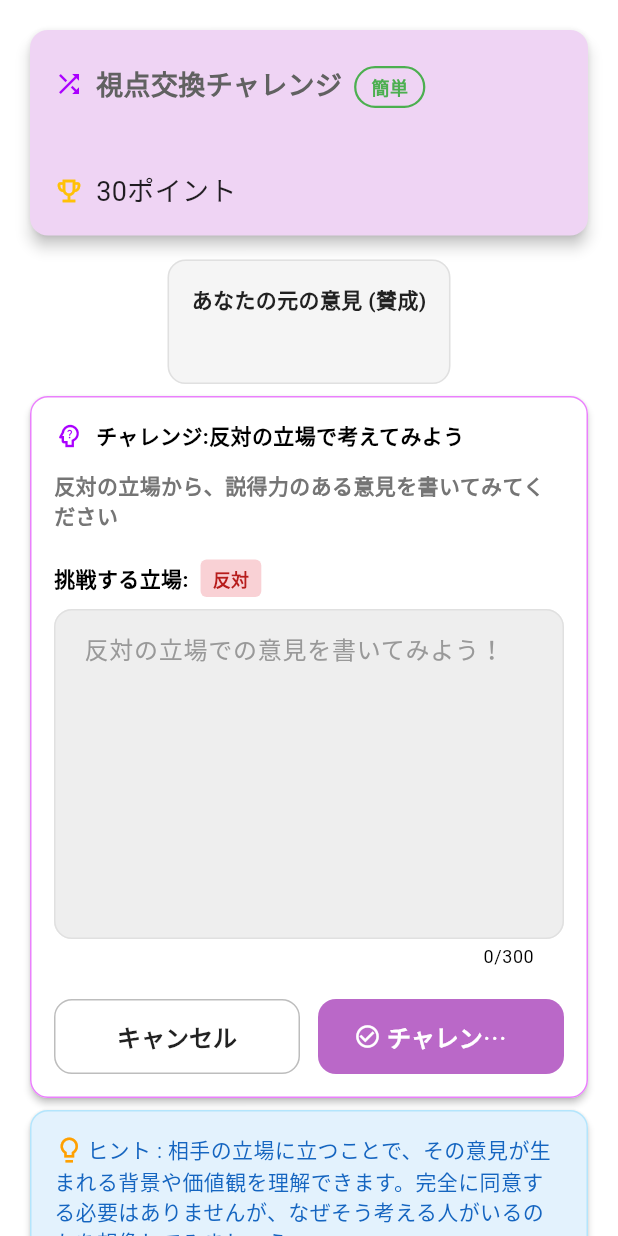
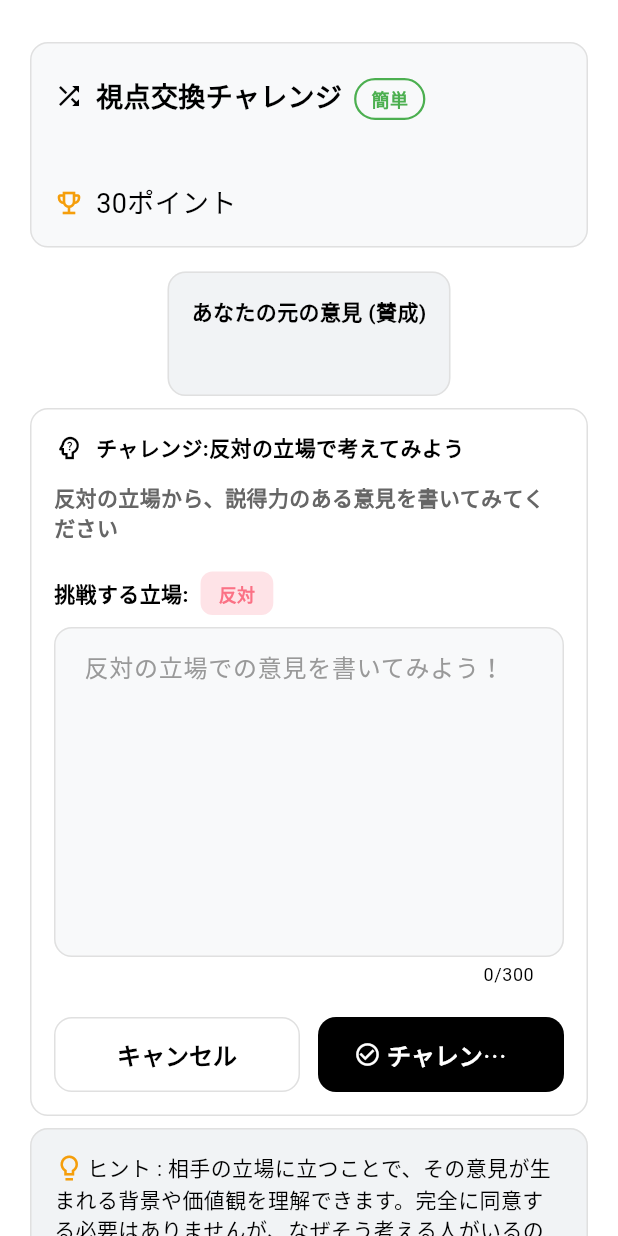
Before and after one commit to oto1720/2025_tyarekyara, a Flutter app: the ChallengeDetailPage screen opened directly with empty values, on a phone screen of 412 x 824 dp. Run offline on Flutter 3.47's test engine with Material 3 defaults, Android fonts, the phone set to English and light mode, and no system bars; our stand-ins replace cloud_firestore, cloud_functions, device_preview, firebase_auth, firebase_core, firebase_storage and 10 more; missing offline and left inert: liquid_glass_renderer; accounts and stored records are empty.

Commit message:
ref:challengeの画面のuiを統一

```diff
--- a/lib/feature/challenge/presentaion/pages/challenge_detail.dart
+++ b/lib/feature/challenge/presentaion/pages/challenge_detail.dart
@@ -2,7 +2,7 @@ import 'package:flutter/material.dart';
 import 'package:tyarekyara/feature/challenge/models/challenge_model.dart';
 import 'package:tyarekyara/feature/challenge/presentaion/widgets/difficultry_budge.dart';
 import 'package:go_router/go_router.dart';
-import 'package:tyarekyara/feature/challenge/presentaion/widgets/challenge_card.dart';
+import 'package:tyarekyara/core/constants/app_colors.dart';
 
 class ChallengeDetailPage extends StatefulWidget {
   // どのチャレンジかを受け取るためのID
@@ -31,17 +31,18 @@ class _ChallengeDetailPageState extends State<ChallengeDetailPage> {
   @override
   Widget build(BuildContext context) {
     return Scaffold(
-      // appBar: AppBar(title: Text('チャレンジ詳細 (ID: ${widget.challenge.id})')),
-      body: SingleChildScrollView(
+      body: SafeArea(
+        child: SingleChildScrollView(
           child: Padding(
-          padding: const EdgeInsets.all(16.0),
+            padding: const EdgeInsets.fromLTRB(16.0, 24.0, 16.0, 16.0),
             child: Column(
               children: [
                 Card(
-                color: const Color.fromARGB(255, 239, 212, 244),
-                elevation: 4.0, // 影の濃さ
+                color: AppColors.surface,
+                elevation: 0,
                 shape: RoundedRectangleBorder(
-                  borderRadius: BorderRadius.circular(12.0), // カードの角の丸み
+                  borderRadius: BorderRadius.circular(12.0),
+                  side: const BorderSide(color: AppColors.border),
                 ),
                 child: Padding(
                   padding: const EdgeInsets.all(16.0), // カード内部の余白
@@ -53,19 +54,18 @@ class _ChallengeDetailPageState extends State<ChallengeDetailPage> {
                         children: [
                           // 1. アイコンを表示
                           Icon(
-                            Icons.shuffle, // お好きなアイコンに変更してください
-                            color: Colors.purpleAccent[700],
-                            size: 20, // アイコンのサイズ
+                            Icons.shuffle,
+                            color: AppColors.primary,
+                            size: 20,
                           ),
-                          const SizedBox(width: 8), // アイコンとテキストの間隔
-                          // 2. 説明テキスト
+                          const SizedBox(width: 8),
                           Flexible(
                             child: Text(
-                              '視点交換チャレンジ', // もっと長い説明
+                              '視点交換チャレンジ',
                               style: TextStyle(
                                 fontSize: 18,
                                 fontWeight: FontWeight.bold,
-                                color: Colors.grey[700],
+                                color: AppColors.textPrimary,
                               ),
                               overflow: TextOverflow.ellipsis,
                             ),
@@ -86,18 +86,18 @@ class _ChallengeDetailPageState extends State<ChallengeDetailPage> {
                         style: const TextStyle(
                           fontSize: 18,
                           fontWeight: FontWeight.bold,
-                          color: Colors.black, // 少し薄い色に
+                          color: AppColors.textPrimary,
                         ),
                         maxLines: 3,
                         overflow: TextOverflow.ellipsis,
                       ),
-                      const SizedBox(height: 8), // 少し間隔をあける
+                      const SizedBox(height: 8),
                       Row(
                         children: [
                           const Icon(
-                            Icons.emoji_events_outlined, // お好きなアイコンに変更してください
-                            color: Colors.amber,
-                            size: 20, // アイコンのサイズ
+                            Icons.emoji_events_outlined,
+                            color: AppColors.difficultyNormal,
+                            size: 20,
                           ),
                           const SizedBox(width: 8),
                           Flexible(
@@ -105,7 +105,7 @@ class _ChallengeDetailPageState extends State<ChallengeDetailPage> {
                               '${widget.challenge.difficulty.points}ポイント',
                               style: const TextStyle(
                                 fontSize: 18,
-                                color: Colors.black87, // 少し薄い色に
+                                color: AppColors.textPrimary,
                               ),
                               overflow: TextOverflow.ellipsis,
                             ),
@@ -120,11 +120,11 @@ class _ChallengeDetailPageState extends State<ChallengeDetailPage> {
               const SizedBox(height: 8),
               //元の意見表示のカード
               Card(
-                elevation: 0, // 影をなくす
-                  color: Colors.grey[100], // 背景色を少し変える
+                elevation: 0,
+                color: AppColors.surfaceVariant,
                 shape: RoundedRectangleBorder(
                   borderRadius: BorderRadius.circular(12.0),
-                    side: BorderSide(color: Colors.grey[300]!), // 薄い枠線
+                  side: const BorderSide(color: AppColors.border),
                 ),
                   child: Padding(
                     padding: const EdgeInsets.all(16.0),
@@ -133,21 +133,21 @@ class _ChallengeDetailPageState extends State<ChallengeDetailPage> {
                       children: [
                         Text(
                           'あなたの元の意見 (${widget.challenge.stance == Stance.pro ? "賛成" : "反対"})',
-                          style: TextStyle(
+                          style: const TextStyle(
                             fontSize: 14,
                             fontWeight: FontWeight.bold,
-                            color: Colors.grey[900],
+                            color: AppColors.textPrimary,
                           ),
                           maxLines: 2,
                           overflow: TextOverflow.ellipsis,
                         ),
                         const SizedBox(height: 8),
                         Text(
-                          widget.challenge.originalOpinionText, // 仮のデータから本文を表示
-                          style: TextStyle(
+                          widget.challenge.originalOpinionText,
+                          style: const TextStyle(
                             fontSize: 15,
-                            color: Colors.grey[800],
-                            height: 1.5, // 行間
+                            color: AppColors.textPrimary,
+                            height: 1.5,
                           ),
                         ),
                       ],
@@ -159,10 +159,10 @@ class _ChallengeDetailPageState extends State<ChallengeDetailPage> {
               Form(
                 key: _formKey,
                 child: Card(
-                    elevation: 2.0, // 少し影をつける
+                  elevation: 0,
                   shape: RoundedRectangleBorder(
                     borderRadius: BorderRadius.circular(12.0),
-                      side: BorderSide(color: Colors.purpleAccent[100]!,width: 1.0), // 薄い枠線
+                    side: const BorderSide(color: AppColors.border, width: 1.0),
                   ),
                     child: Padding(
                       padding: const EdgeInsets.all(16.0),
@@ -172,10 +172,10 @@ class _ChallengeDetailPageState extends State<ChallengeDetailPage> {
                           // 挑戦する側の立場を表示
                           Row(
                             children: [
-                              Icon(
-                                Icons.psychology_alt_outlined, // お好きなアイコンに変更してください
-                                color: Colors.purpleAccent[700],
-                                size: 20, // アイコンのサイズ
+                              const Icon(
+                                Icons.psychology_alt_outlined,
+                                color: AppColors.primary,
+                                size: 20,
                               ),
                               const SizedBox(width: 8),
                               const Flexible(
@@ -184,7 +184,7 @@ class _ChallengeDetailPageState extends State<ChallengeDetailPage> {
                                   style: TextStyle(
                                     fontSize: 14,
                                     fontWeight: FontWeight.bold,
-                                    color: Colors.black, // テーマの色
+                                    color: AppColors.textPrimary,
                                   ),
                                   overflow: TextOverflow.ellipsis,
                                 ),
@@ -194,10 +194,10 @@ class _ChallengeDetailPageState extends State<ChallengeDetailPage> {
                           const SizedBox(height: 12),
                           Text(
                             '反対の立場から、説得力のある意見を書いてみてください',
-                                style: TextStyle(
+                            style: const TextStyle(
                               fontSize: 14,
                               fontWeight: FontWeight.bold,
-                                  color: Colors.grey[600], // テーマの色
+                              color: AppColors.textSecondary,
                             ),
                             maxLines: 2,
                             overflow: TextOverflow.ellipsis,
@@ -217,15 +217,14 @@ class _ChallengeDetailPageState extends State<ChallengeDetailPage> {
                                 ),
                               ),
                               const SizedBox(width: 8),
-                              // 7. _buildStanceTag を呼び出す
                               buildStanceTag(
                                 widget.challenge.stance == Stance.pro ? '反対' : '賛成',
                                 widget.challenge.stance == Stance.pro
-                                    ? const Color.fromARGB(255, 249, 209, 213)
-                                    : const Color.fromARGB(255, 214, 241, 215),
+                                    ? AppColors.disagree.withOpacity(0.2)
+                                    : AppColors.agree.withOpacity(0.2),
                                 widget.challenge.stance == Stance.pro
-                                    ? Colors.red[900]!
-                                    : Colors.green[900]!,
+                                    ? AppColors.disagree
+                                    : AppColors.agree,
                               ),
                             ],
                           ),
@@ -253,16 +252,15 @@ class _ChallengeDetailPageState extends State<ChallengeDetailPage> {
 
                             decoration: InputDecoration(
                               filled: true,
-                              fillColor: Colors.grey[200],
-
+                              fillColor: AppColors.surface,
                               hintText: '${widget.challenge.stance == Stance.pro ? "反対" : "賛成"}の立場での意見を書いてみよう！',
                               border: OutlineInputBorder(
                                 borderRadius: BorderRadius.circular(12.0),
-                                borderSide: BorderSide(color: Colors.grey[300]!),
+                                borderSide: const BorderSide(color: AppColors.border),
                               ),
-                              enabledBorder: OutlineInputBorder( // 通常時の枠線
+                              enabledBorder: OutlineInputBorder(
                                 borderRadius: BorderRadius.circular(12.0),
-                                borderSide: BorderSide(color: Colors.grey[300]!),
+                                borderSide: const BorderSide(color: AppColors.border),
                               ),
                             ),
                             // ↓↓↓ 13. バリデーター（100文字チェック）を追加
@@ -289,30 +287,29 @@ class _ChallengeDetailPageState extends State<ChallengeDetailPage> {
                                     shape: RoundedRectangleBorder(
                                       borderRadius: BorderRadius.circular(12),
                                     ),
-                                    side: BorderSide(color: Colors.grey[400]!), // 枠線の色
+                                    side: const BorderSide(color: AppColors.border),
                                   ),
                                   onPressed: () {
-                                    // キャンセルボタンが押された時の処理
                                     print('キャンセルボタンが押されました');
-                                    GoRouter.of(context).pop(null); // 前の画面に戻る
+                                    GoRouter.of(context).pop(null);
                                   },
                                   child: const Text(
                                     'キャンセル',
                                     style: TextStyle(
                                       fontSize: 16,
                                       fontWeight: FontWeight.bold,
-                                      color: Colors.black87,
+                                      color: AppColors.textPrimary,
                                     ),
                                   ),
                                 ),
                               ),
-                              const SizedBox(width: 12), // ボタン同士の間隔
+                              const SizedBox(width: 12),
                               Expanded(
                                 child: ElevatedButton(
                                   style: ElevatedButton.styleFrom(
-                                    backgroundColor: Colors.purple[300],
-                                    foregroundColor: Colors.white,
-                                    minimumSize: const Size(double.infinity, 50), // 横幅いっぱい、高さ50
+                                    backgroundColor: AppColors.primary,
+                                    foregroundColor: AppColors.textOnPrimary,
+                                    minimumSize: const Size(double.infinity, 50),
                                     shape: RoundedRectangleBorder(
                                       borderRadius: BorderRadius.circular(12),
                                     ),
@@ -364,45 +361,66 @@ class _ChallengeDetailPageState extends State<ChallengeDetailPage> {
               ),
               //ヒントカード
               Card(
-                elevation: 2.0,
-                color: Colors.blue[50],
+                elevation: 0,
+                color: AppColors.surfaceVariant,
                 shape: RoundedRectangleBorder(
-                  side: BorderSide(color: Colors.lightBlue[100]!,width: 1.0), // 薄い枠線
+                  side: const BorderSide(color: AppColors.border, width: 1.0),
                   borderRadius: BorderRadius.circular(12.0),
                 ),
-                child: Padding(padding: const EdgeInsets.all(16.0),
+                child: Padding(
+                  padding: const EdgeInsets.all(16.0),
                   child: Text.rich(
                     TextSpan(
                       children: [
                         WidgetSpan(
-                          alignment: PlaceholderAlignment.middle, // アイコンを中央揃え
-                          child: Icon(
+                          alignment: PlaceholderAlignment.middle,
+                          child: const Icon(
                             Icons.lightbulb_outline_sharp,
-                            color: Colors.amber[700],
+                            color: AppColors.difficultyNormal,
                             size: 20,
                           ),
                         ),
                         const WidgetSpan(
-                          child: SizedBox(width: 2), // アイコンとテキストの間隔
+                          child: SizedBox(width: 2),
                         ),
                         TextSpan(
                           text: 'ヒント : 相手の立場に立つことで、その意見が生まれる背景や価値観を理解できます。完全に同意する必要はありませんが、なぜそう考える人がいるのかを想像してみましょう。',
-                          style: TextStyle(
+                          style: const TextStyle(
                             fontSize: 14,
-                            color: Colors.blue[800],
+                            color: AppColors.textPrimary,
                           ),
                         ),
                       ],
-
                     ),
                     maxLines: 5,
                     overflow: TextOverflow.ellipsis,
-                ))
+                  ),
+                ),
               )
               ],
             ),
           ),
         ),
+      ),
+    );
+  }
+
+  /// スタンスタグを構築するメソッド
+  Widget buildStanceTag(String text, Color backgroundColor, Color textColor) {
+    return Container(
+      padding: const EdgeInsets.symmetric(horizontal: 12, vertical: 6),
+      decoration: BoxDecoration(
+        color: backgroundColor,
+        borderRadius: BorderRadius.circular(8),
+      ),
+      child: Text(
+        text,
+        style: TextStyle(
+          fontSize: 12,
+          fontWeight: FontWeight.bold,
+          color: textColor,
+        ),
+      ),
     );
   }
 }
```
Also changed, not shown: lib/core/route/app_router.dart (+20 -1 lines), lib/feature/challenge/models/challenge_model.dart (+15 -4 lines), lib/feature/challenge/presentaion/pages/challenge.dart (+17 -15 lines). Lines whose indentation alone changed are shown as unchanged.
